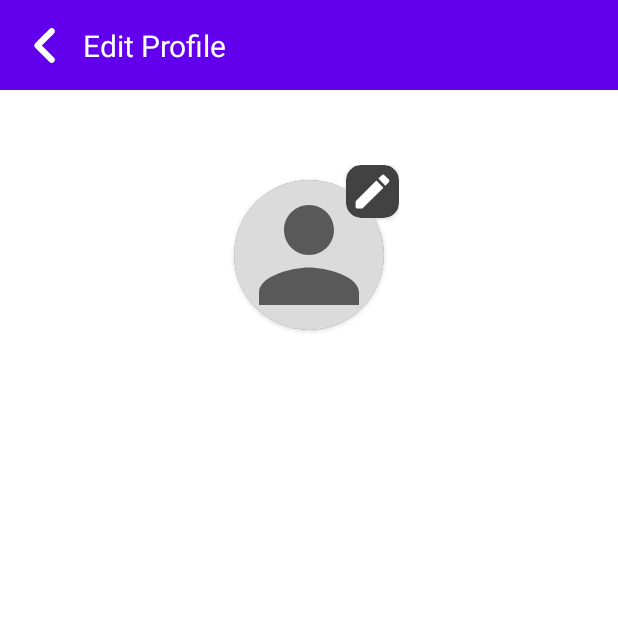
After one commit to ChocolIT/SweetShare, an Android app: the EditUserProfile screen opened directly, with no data from a screen before it, on a phone screen of 412 x 824 dp, the top half of it. The commit adds this screen. Run offline under Robolectric (Android 15) with nearby library versions, the phone set to English and light mode, and no system bars; our stand-ins replace Firebase (no records; nobody signed in at launch, a user with empty details on screens opened directly).

Commit message:
Implemented profile picture uploading system.

```diff
--- a/app/src/main/AndroidManifest.xml
+++ b/app/src/main/AndroidManifest.xml
@@ -11,7 +11,8 @@
         android:roundIcon="@mipmap/ic_launcher_round"
         android:supportsRtl="true"
         android:theme="@style/AppTheme">
-        <activity android:name=".Login"></activity>
+        <activity android:name=".EditUserProfile"></activity>
+        <activity android:name=".Login" />
         <activity android:name=".PasswordRecovery" />
         <activity android:name=".Signup" />
         <activity android:name=".MainActivity" />
--- /dev/null
+++ b/app/src/main/java/com/example/sweetshare/EditUserProfile.java
@@ -0,0 +1,69 @@
+package com.example.sweetshare;
+
+import androidx.annotation.NonNull;
+import androidx.annotation.Nullable;
+import androidx.appcompat.app.AppCompatActivity;
+import androidx.constraintlayout.widget.ConstraintLayout;
+
+import android.app.Activity;
+import android.app.DownloadManager;
+import android.content.Intent;
+import android.net.Uri;
+import android.os.Bundle;
+import android.provider.MediaStore;
+import android.view.View;
+import android.widget.ImageView;
+import android.widget.Toast;
+
+import com.google.android.gms.tasks.OnFailureListener;
+import com.google.android.gms.tasks.OnSuccessListener;
+import com.google.firebase.auth.FirebaseAuth;
+import com.google.firebase.storage.FirebaseStorage;
+import com.google.firebase.storage.StorageReference;
+import com.google.firebase.storage.UploadTask;
+
+public class EditUserProfile extends AppCompatActivity {
+
+    private ConstraintLayout profileImgPreviewLayout;
+    private ImageView profileImgPreview;
+    private StorageReference storageReference;
+    private FirebaseAuth fAuth;
+
+    @Override
+    protected void onCreate(Bundle savedInstanceState) {
+        super.onCreate(savedInstanceState);
+        setContentView(R.layout.activity_edit_user_profile);
+
+        storageReference = FirebaseStorage.getInstance().getReference();
+        fAuth = FirebaseAuth.getInstance();
+
+        profileImgPreviewLayout = findViewById(R.id.changeProfileImgLayout);
+        profileImgPreview = findViewById(R.id.profileImgPreview);
+
+        profileImgPreviewLayout.setOnClickListener(new View.OnClickListener() {
+            @Override
+            public void onClick(View view) {
+                Intent openGalleryIntent = new Intent(Intent.ACTION_PICK, MediaStore.Images.Media.EXTERNAL_CONTENT_URI);
+                startActivityForResult(openGalleryIntent, RequestCodes.GALLERY_REQUEST_CODE);
+            }
+        });
+    }
+
+    @Override
+    protected void onActivityResult(int requestCode, int resultCode, @Nullable Intent data) {
+        super.onActivityResult(requestCode, resultCode, data);
+
+        if (requestCode == RequestCodes.GALLERY_REQUEST_CODE) {
+            if (resultCode == Activity.RESULT_OK) {
+                Uri profileImgUri = data.getData();
+                profileImgPreview.setImageURI(profileImgUri);
+                uploadImageToFirebase(profileImgUri);
+            }
+        }
+    }
+
+    private void uploadImageToFirebase (Uri imageUri) {
+        StorageReference fileRef = storageReference.child("profile-images/" + fAuth.getCurrentUser().getUid() + ".jpg");
+        fileRef.putFile(imageUri);
+    }
+}
--- a/app/src/main/java/com/example/sweetshare/MainActivity.java
+++ b/app/src/main/java/com/example/sweetshare/MainActivity.java
@@ -63,6 +63,8 @@ public class MainActivity extends AppCompatActivity {
         return (Map<String, Object>) (HashMap<String, Object>)intent.getSerializableExtra(UserConstants.USER_DATA);
     }
 
-    public void lol(View view) {
+    public void toEditUserProfileActivity(View view) {
+        Intent intent = new Intent(getApplicationContext(), EditUserProfile.class);
+        startActivity(intent);
     }
 }
--- /dev/null
+++ b/app/src/main/java/com/example/sweetshare/RequestCodes.java
@@ -0,0 +1,5 @@
+package com.example.sweetshare;
+
+public class RequestCodes {
+    public static final int GALLERY_REQUEST_CODE = 1000;
+}
--- /dev/null
+++ b/app/src/main/res/drawable/ic_back_arrow.xml
@@ -0,0 +1,10 @@
+<vector xmlns:android="http://schemas.android.com/apk/res/android"
+    android:width="24dp"
+    android:height="24dp"
+    android:viewportWidth="24"
+    android:viewportHeight="24"
+    android:tint="@color/white">
+  <path
+      android:fillColor="@android:color/white"
+      android:pathData="M14.71,15.88L10.83,12l3.88,-3.88c0.39,-0.39 0.39,-1.02 0,-1.41 -0.39,-0.39 -1.02,-0.39 -1.41,0L8.71,11.3c-0.39,0.39 -0.39,1.02 0,1.41l4.59,4.59c0.39,0.39 1.02,0.39 1.41,0 0.38,-0.39 0.39,-1.03 0,-1.42z"/>
+</vector>
--- /dev/null
+++ b/app/src/main/res/drawable/ic_edit_user_profile_tab_edit.xml
@@ -0,0 +1,5 @@
+<vector android:height="24dp" android:tint="#FFFFFF"
+    android:viewportHeight="24" android:viewportWidth="24"
+    android:width="24dp" xmlns:android="http://schemas.android.com/apk/res/android">
+    <path android:fillColor="@android:color/white" android:pathData="M3,17.46v3.04c0,0.28 0.22,0.5 0.5,0.5h3.04c0.13,0 0.26,-0.05 0.35,-0.15L17.81,9.94l-3.75,-3.75L3.15,17.1c-0.1,0.1 -0.15,0.22 -0.15,0.36zM20.71,7.04c0.39,-0.39 0.39,-1.02 0,-1.41l-2.34,-2.34c-0.39,-0.39 -1.02,-0.39 -1.41,0l-1.83,1.83 3.75,3.75 1.83,-1.83z"/>
+</vector>
--- a/app/src/main/res/drawable/ic_profile_tab_default_profile_picture.xml
+++ b/app/src/main/res/drawable/ic_profile_tab_default_profile_picture.xml
@@ -3,8 +3,8 @@
     android:height="24dp"
     android:viewportWidth="24"
     android:viewportHeight="24"
-    android:tint="?attr/colorControlNormal">
+    android:tint="@color/darkGrey">
   <path
-      android:fillColor="@color/grey"
+      android:fillColor="@color/darkGrey"
       android:pathData="M12,12c2.21,0 4,-1.79 4,-4s-1.79,-4 -4,-4 -4,1.79 -4,4 1.79,4 4,4zM12,14c-2.67,0 -8,1.34 -8,4v2h16v-2c0,-2.66 -5.33,-4 -8,-4z"/>
 </vector>
--- /dev/null
+++ b/app/src/main/res/layout/activity_edit_user_profile.xml
@@ -0,0 +1,96 @@
+<?xml version="1.0" encoding="utf-8"?>
+<androidx.constraintlayout.widget.ConstraintLayout xmlns:android="http://schemas.android.com/apk/res/android"
+    xmlns:app="http://schemas.android.com/apk/res-auto"
+    xmlns:tools="http://schemas.android.com/tools"
+    android:layout_width="match_parent"
+    android:layout_height="match_parent"
+    tools:context=".EditUserProfile"
+    android:background="@color/white">
+
+    <androidx.constraintlayout.widget.ConstraintLayout
+        android:id="@+id/header"
+        android:layout_width="wrap_content"
+        android:layout_height="wrap_content"
+        app:layout_constraintTop_toTopOf="parent"
+        app:layout_constraintStart_toStartOf="parent"
+        app:layout_constraintEnd_toEndOf="parent">
+
+        <View
+            android:id="@+id/headerBar"
+            android:layout_width="match_parent"
+            android:layout_height="60dp"
+            android:background="@color/colorPrimary"
+            app:layout_constraintTop_toTopOf="parent"
+            app:layout_constraintStart_toStartOf="parent"
+            app:layout_constraintEnd_toEndOf="parent"/>
+
+        <ImageView
+            android:id="@+id/ic_back_arrow"
+            android:layout_width="50dp"
+            android:layout_height="50dp"
+            android:src="@drawable/ic_back_arrow"
+            app:layout_constraintTop_toTopOf="parent"
+            app:layout_constraintBottom_toBottomOf="parent"
+            app:layout_constraintStart_toStartOf="parent"
+            android:layout_marginStart="5dp"/>
+
+        <TextView
+            android:layout_width="wrap_content"
+            android:layout_height="wrap_content"
+            app:layout_constraintStart_toEndOf="@id/ic_back_arrow"
+            app:layout_constraintTop_toTopOf="parent"
+            app:layout_constraintBottom_toBottomOf="parent"
+            android:text="Edit Profile"
+            android:textSize="20sp"
+            android:textStyle="normal"
+            android:textColor="@color/white"/>
+    </androidx.constraintlayout.widget.ConstraintLayout>
+
+    <androidx.constraintlayout.widget.ConstraintLayout
+        android:id="@+id/changeProfileImgLayout"
+        android:layout_width="wrap_content"
+        android:layout_height="wrap_content"
+        app:layout_constraintEnd_toEndOf="parent"
+        app:layout_constraintStart_toStartOf="parent"
+        app:layout_constraintTop_toBottomOf="@id/header"
+        android:layout_marginTop="50dp">
+
+        <androidx.cardview.widget.CardView
+            android:layout_width="100dp"
+            android:layout_height="100dp"
+            app:cardCornerRadius="50dp"
+            app:layout_constraintBottom_toBottomOf="parent"
+            app:layout_constraintEnd_toEndOf="parent"
+            app:layout_constraintStart_toStartOf="parent"
+            app:layout_constraintTop_toTopOf="parent"
+            android:layout_margin="10dp">
+
+            <ImageView
+                android:id="@+id/profileImgPreview"
+                android:layout_width="match_parent"
+                android:layout_height="wrap_content"
+                android:background="@color/lightGrey"
+                android:src="@drawable/ic_profile_tab_default_profile_picture"
+                android:scaleType="centerCrop"
+                android:adjustViewBounds="true"/>
+
+        </androidx.cardview.widget.CardView>
+
+        <androidx.cardview.widget.CardView
+            android:layout_width="35dp"
+            android:layout_height="35dp"
+            app:layout_constraintTop_toTopOf="parent"
+            app:layout_constraintEnd_toEndOf="parent"
+            app:cardCornerRadius="10dp">
+
+            <ImageView
+                android:layout_width="30dp"
+                android:layout_height="30dp"
+                android:src="@drawable/ic_edit_user_profile_tab_edit"
+                android:layout_gravity="center"/>
+
+        </androidx.cardview.widget.CardView>
+
+    </androidx.constraintlayout.widget.ConstraintLayout>
+
+</androidx.constraintlayout.widget.ConstraintLayout>
--- a/app/src/main/res/layout/activity_main.xml
+++ b/app/src/main/res/layout/activity_main.xml
@@ -11,7 +11,7 @@
     <View
         android:id="@+id/headerBar"
         android:layout_width="match_parent"
-        android:layout_height="70dp"
+        android:layout_height="60dp"
         android:background="@color/colorPrimary"
         app:layout_constraintTop_toTopOf="parent" />
 
--- a/app/src/main/res/layout/fragment_profile_tab.xml
+++ b/app/src/main/res/layout/fragment_profile_tab.xml
@@ -12,7 +12,7 @@
     <androidx.constraintlayout.widget.ConstraintLayout
         android:id="@+id/headerBarSimulator"
         android:layout_width="match_parent"
-        android:layout_height="70dp"
+        android:layout_height="60dp"
         app:layout_constraintTop_toTopOf="parent">
 
         <View
@@ -138,14 +138,16 @@
                 android:background="@drawable/profile_tab_edit_profile_button"
                 android:drawableStart="@drawable/ic_profile_tab_edit"
                 android:paddingStart="7dp"
+                android:paddingEnd="0dp"
                 android:text="Edit Profile"
-
+                android:foreground="?attr/selectableItemBackground"
                 android:textAllCaps="false"
                 android:textColor="@color/black"
                 android:textSize="20sp"
                 app:layout_constraintEnd_toEndOf="parent"
                 app:layout_constraintStart_toStartOf="parent"
-                app:layout_constraintTop_toBottomOf="@id/userStarRating" />
+                app:layout_constraintTop_toBottomOf="@id/userStarRating"
+                android:onClick="toEditUserProfileActivity"/>
 
             <View
                 android:id="@+id/productsButton"
@@ -297,7 +299,8 @@
         <ImageView
             android:layout_width="80dp"
             android:layout_height="80dp"
-            android:src="@drawable/ic_profile_tab_default_profile_picture"/>
+            android:src="@drawable/ic_profile_tab_default_profile_picture"
+            android:background="@color/lightGrey"/>
     </androidx.cardview.widget.CardView>
 
 </androidx.constraintlayout.widget.ConstraintLayout>
```
Also changed, not shown: app/build.gradle (+4 -3 lines).
